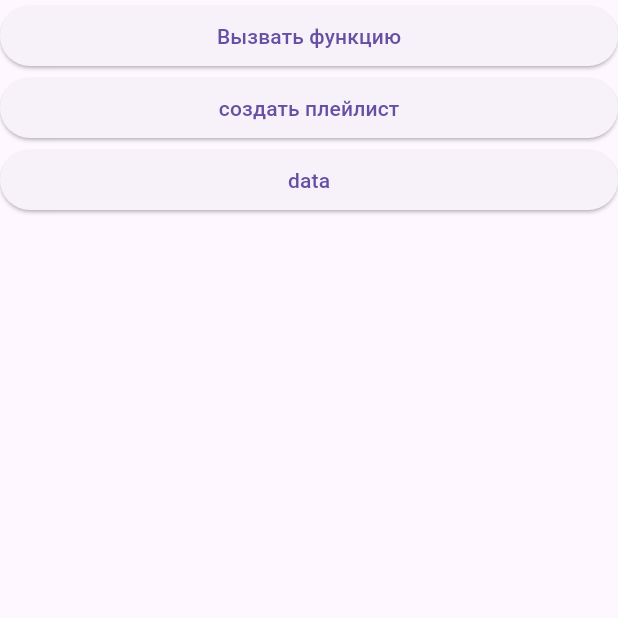
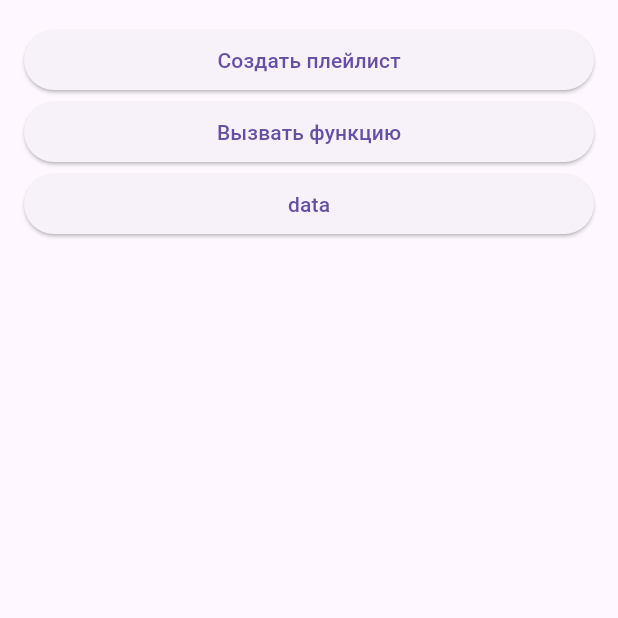
Before and after one commit to sewaustav/dot_music, a Flutter app: the screen it shows after launch, on a phone screen of 412 x 824 dp, the top half of it. Run offline on Flutter 3.47's test engine with Material 3 defaults, Android fonts, the phone set to English and light mode, and no system bars; our stand-ins replace audio_service, go_router, just_audio, logger, on_audio_query, permission_handler and 1 more; accounts and stored records are empty.

```diff
--- a/lib/core/db/crud.dart
+++ b/lib/core/db/crud.dart
@@ -19,10 +19,10 @@ class PlaylistService {
   }
 
   // delete plaulistno
-  Future<int> deletePlaylist(String playlist) async {
+  Future<int> deletePlaylist(int playlist) async {
     final db = await _db;
     return await db.rawDelete(
-      'DELETE FROM playlist WHERE name = ?', [playlist]
+      'DELETE FROM playlists WHERE id = ?', [playlist]
     );
   }
 
--- a/lib/features/pages/home.dart
+++ b/lib/features/pages/home.dart
@@ -2,14 +2,93 @@ import 'package:dot_music/core/db/crud.dart';
 import 'package:flutter/material.dart';
 import 'package:go_router/go_router.dart';
 
-class HomePage extends StatelessWidget {
+class HomePage extends StatefulWidget {
   const HomePage({super.key});
+
+  @override
+  State<HomePage> createState() => _HomePageState();
+}
+
+class _HomePageState extends State<HomePage> {
+  final _formKey = GlobalKey<FormState>();
+  final _nameController = TextEditingController();
+  bool _showForm = false;
+
+  Future<void> _createPlaylist() async {
+    if (_formKey.currentState!.validate()) {
+      final ps = PlaylistService();
+      await ps.createPlaylist(_nameController.text);
+
+      setState(() {
+        _showForm = false;
+        _nameController.clear();
+      });
+    }
+  }
 
   @override
   Widget build(BuildContext context) {
     return Scaffold(
-      body: ListView(
+      body: SafeArea( // ← вот это добавляем
+        child: ListView(
+          padding: EdgeInsets.all(16),
           children: [
+            if (!_showForm)
+              ElevatedButton(
+                onPressed: () => setState(() => _showForm = true),
+                child: Text("Создать плейлист"),
+              ),
+
+            if (_showForm) ...[
+              Card(
+                child: Padding(
+                  padding: EdgeInsets.all(16),
+                  child: Form(
+                    key: _formKey,
+                    child: Column(
+                      mainAxisSize: MainAxisSize.min,
+                      children: [
+                        TextFormField(
+                          controller: _nameController,
+                          decoration: InputDecoration(
+                            labelText: 'Название плейлиста',
+                            border: OutlineInputBorder(),
+                          ),
+                          validator: (value) {
+                            if (value == null || value.isEmpty) {
+                              return 'Введите название';
+                            }
+                            return null;
+                          },
+                        ),
+                        SizedBox(height: 16),
+                        Row(
+                          children: [
+                            Expanded(
+                              child: ElevatedButton(
+                                onPressed: _createPlaylist,
+                                child: Text('Создать'),
+                              ),
+                            ),
+                            SizedBox(width: 8),
+                            TextButton(
+                              onPressed: () {
+                                setState(() {
+                                  _showForm = false;
+                                  _nameController.clear();
+                                });
+                              },
+                              child: Text('Отмена'),
+                            ),
+                          ],
+                        ),
+                      ],
+                    ),
+                  ),
+                ),
+              ),
+              SizedBox(height: 16),
+            ],
 
             ElevatedButton(
               onPressed: () => context.push("/list"),
@@ -17,19 +96,11 @@ class HomePage extends StatelessWidget {
             ),
 
             ElevatedButton(
-            onPressed: () async {
-              final ps = PlaylistService();
-              await ps.createPlaylist("RR");
-            },
-            child: Text("создать плейлист")
-          ),
-
-          ElevatedButton(
               onPressed: () => context.push("/listpl"),
               child: Text("data")
             ),
-
           ],
+        ),
       ),
     );
   }
```
Also changed, not shown: lib/features/pages/playlist_list.dart (+30 -5 lines). Lines whose indentation alone changed are shown as unchanged.
